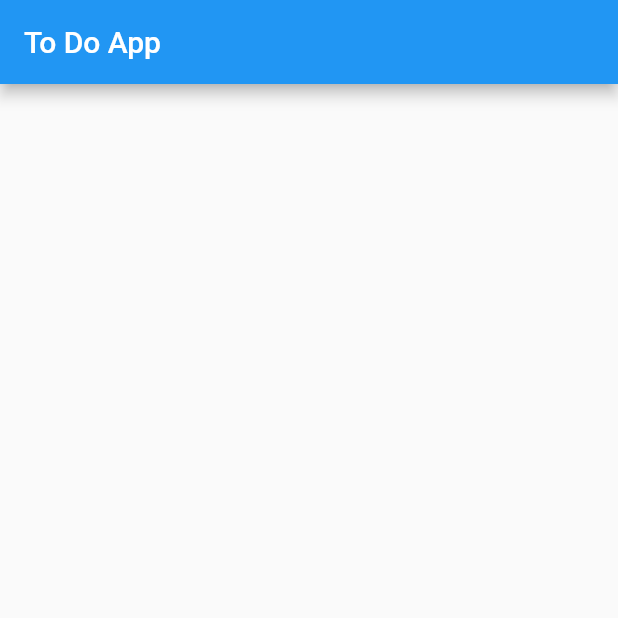
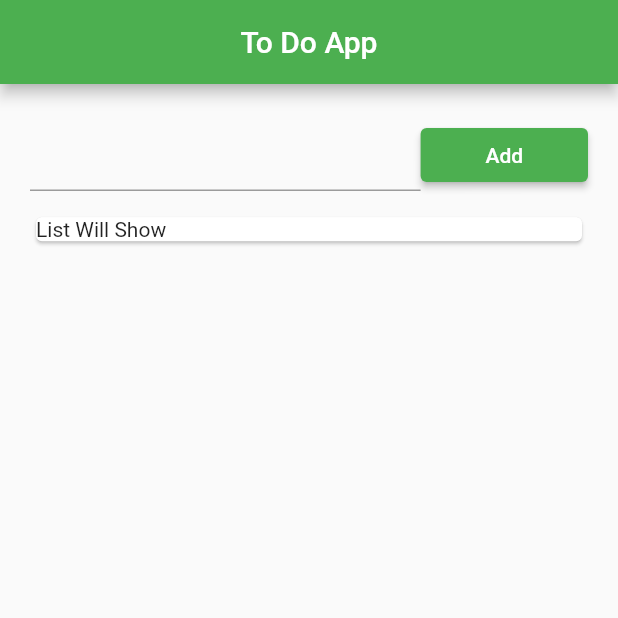
Before and after one commit to khalid063/To_Do_App, a Flutter app: the screen it shows after launch, on a phone screen of 412 x 824 dp, the top half of it. Run offline on Flutter 3.47's test engine with Material 2 defaults, Android fonts, the phone set to English and light mode, and no system bars.

Commit message:
class 66 done

```diff
--- a/lib/main.dart
+++ b/lib/main.dart
@@ -1,4 +1,6 @@
 import 'package:flutter/material.dart';
+import 'package:flutter/cupertino.dart';
+import 'package:to_do_app/to_do_page.dart';
 
 void main() {
   runApp(const MyApp());
@@ -12,27 +14,9 @@ class MyApp extends StatelessWidget{
     return MaterialApp(
       debugShowCheckedModeBanner: false,
       title: "To Do App",
-      home: HomeScreen(),
+      theme: ThemeData(primarySwatch: Colors.green),
+      home: const ToDopage(),
     );
   }
 
 }
-
-class HomeScreen extends StatefulWidget{
-  @override
-  State<StatefulWidget> createState() {
-    return HomeScreenUI();
-  }
-
-}
-
-class HomeScreenUI extends State<HomeScreen>{
-  @override
-  Widget build(BuildContext context) {
-    return Scaffold(
-      appBar: AppBar(
-        title: Text("To Do App"),
-      ),
-    );
-  }
-}
--- /dev/null
+++ b/lib/to_do_page.dart
@@ -0,0 +1,65 @@
+import 'package:flutter/material.dart';
+import 'package:flutter/cupertino.dart';
+
+class ToDopage extends StatefulWidget {
+  const ToDopage({Key? key}) : super(key: key);
+
+  @override
+  State<ToDopage> createState() => _ToDopageState();
+}
+
+class _ToDopageState extends State<ToDopage> {
+
+  List ToDoList = [
+    {"1":"1"},
+  ];
+
+  @override
+  Widget build(BuildContext context) {
+    return Scaffold(
+      appBar: AppBar(
+        title: Text("To Do App"),
+        centerTitle: true,
+      ),
+      body: Container(
+        padding: EdgeInsets.fromLTRB(20, 10, 20, 10),
+        child: Column(
+          children: [
+            Expanded(
+              flex: 1,
+                child: Row(
+                  //mainAxisAlignment: MainAxisAlignment.start,
+                  children: [
+                    Expanded(
+                      flex: 7,
+                      child: TextFormField(),
+                    ),
+                    Expanded(
+                      flex: 3,
+                      child: ElevatedButton(
+                        child: Text("Add"),
+                        onPressed: (){
+
+                        },
+                      ),
+                    ),
+                  ],
+                )
+            ),
+            Expanded(
+                flex: 9,
+                child: ListView.builder(
+                  itemCount: ToDoList.length,
+                    itemBuilder: (context, index){
+                      return Card(
+                        child: Text("List Will Show"),
+                      );
+                    }
+                )
+            )
+          ],
+        ),
+      ),
+    );
+  }
+}
```
